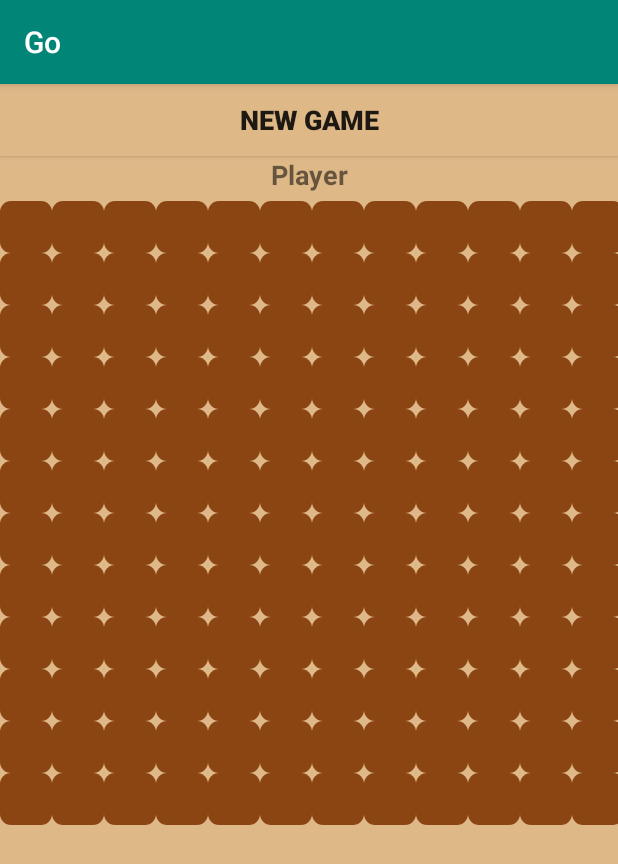
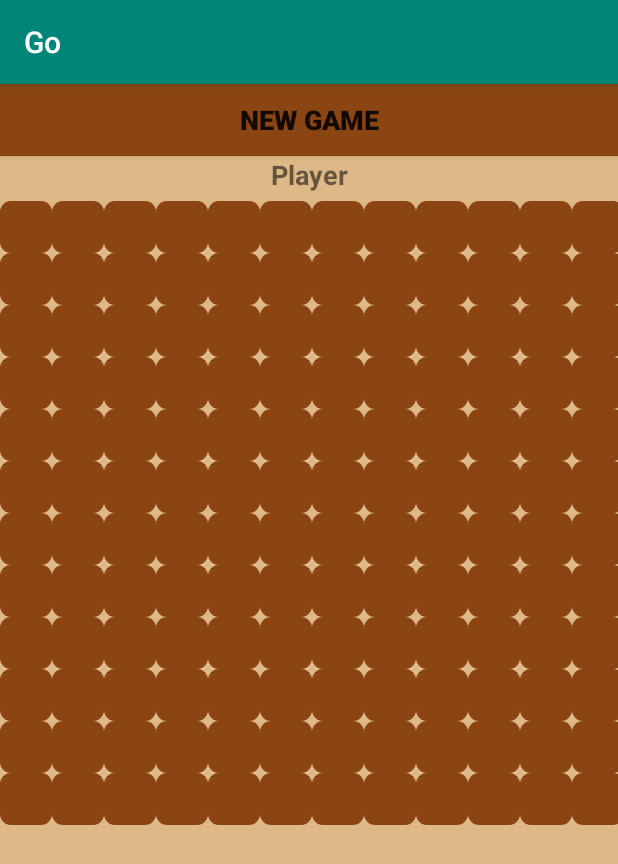
Before and after one commit to Hala-Alsouly/assignapp2019s1, an Android app: the Game screen opened directly, with no data from a screen before it, on a phone screen of 412 x 824 dp. Shown: the top 864 px of the screen. Run offline under Robolectric (Android 15) with nearby library versions, the phone set to English and light mode, and no system bars.

Commit message:
Change the butten color

```diff
--- a/app/src/main/res/layout/game_main.xml
+++ b/app/src/main/res/layout/game_main.xml
@@ -19,7 +19,7 @@
            android:textStyle="bold"
            android:textSize="18sp"
            android:gravity="center"
-           android:background="@color/BurlyWood" />
+           android:background="@color/SaddleBrown" />
 
        <TextView
            android:id="@+id/turnOf_text"
```
